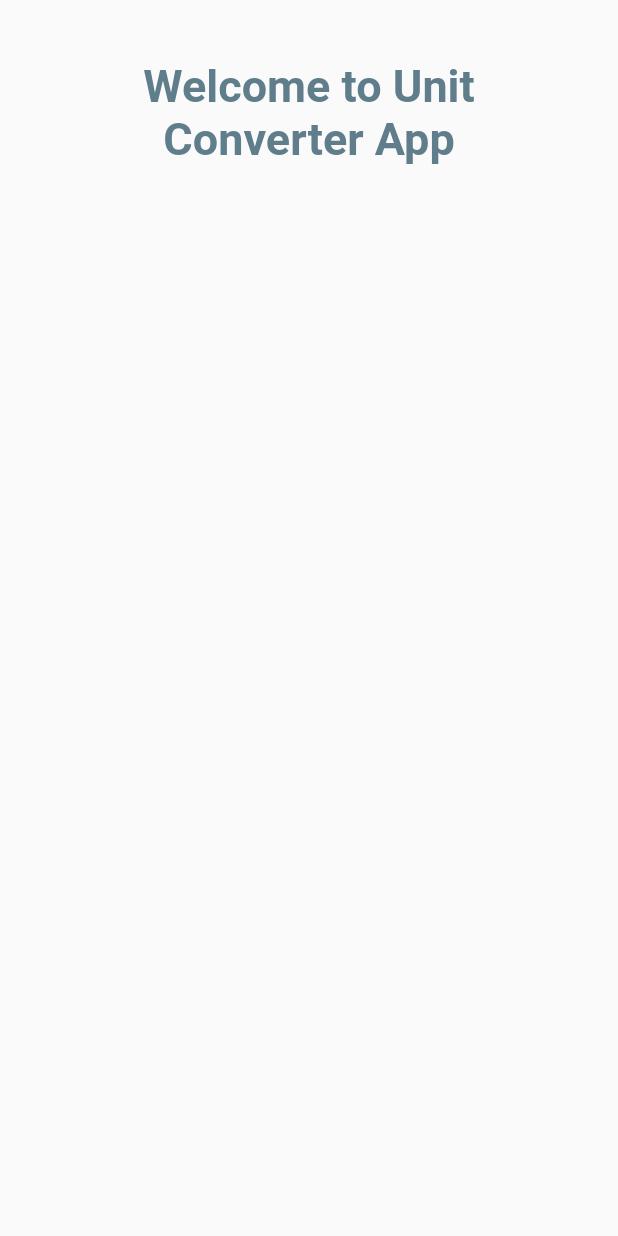
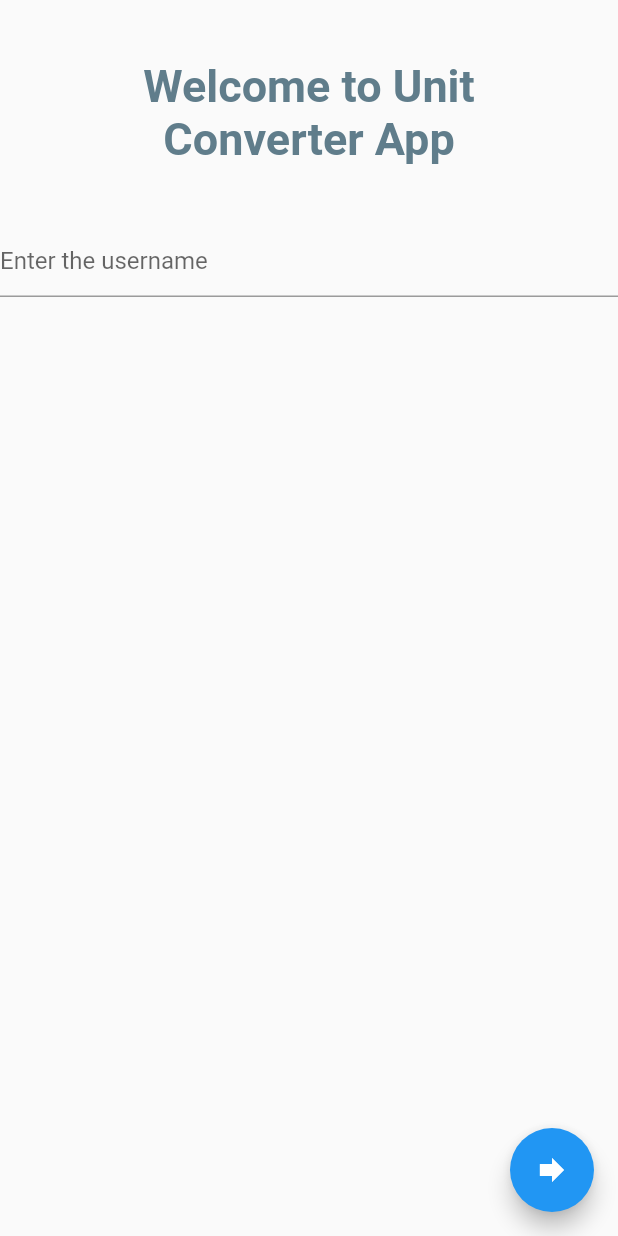
Before and after one commit to lokeshramamoorthi/anyconverter, a Flutter app: the screen it shows after launch, on a phone screen of 412 x 824 dp. Run offline on Flutter 3.47's test engine with Material 2 defaults, Android fonts, the phone set to English and light mode, and no system bars.

Commit message:
New changes

```diff
--- a/lib/screens/loginpage.dart
+++ b/lib/screens/loginpage.dart
@@ -10,6 +10,9 @@ class LoginScreen extends StatefulWidget {
 }
 
 class _LoginScreenState extends State<LoginScreen> {
+  final userNameController = TextEditingController();
+  final passwordController = TextEditingController();
+
   @override
   Widget build(BuildContext context) {
     return Scaffold(
@@ -32,10 +35,33 @@ class _LoginScreenState extends State<LoginScreen> {
                   ),
                 ),
               ),
+              TextField(
+                decoration: InputDecoration(
+                  hintText: "Enter the username",
+                ),
+                controller: userNameController,
+                textCapitalization: TextCapitalization.none,
+              )
             ],
           ),
         ),
       ),
+      floatingActionButton: FloatingActionButton(
+        child: Icon(Icons.forward),
+        onPressed: () {
+          showDialog(
+            context: context,
+            builder: (context) {
+              return AlertDialog(
+                // Retrieve the text the that user has entered by using the
+                // TextEditingController.
+                title: Text("Welcome Message"),
+                content: Text(userNameController.text),
+              );
+            },
+          );
+        },
+      ),
     );
   }
 }
```
